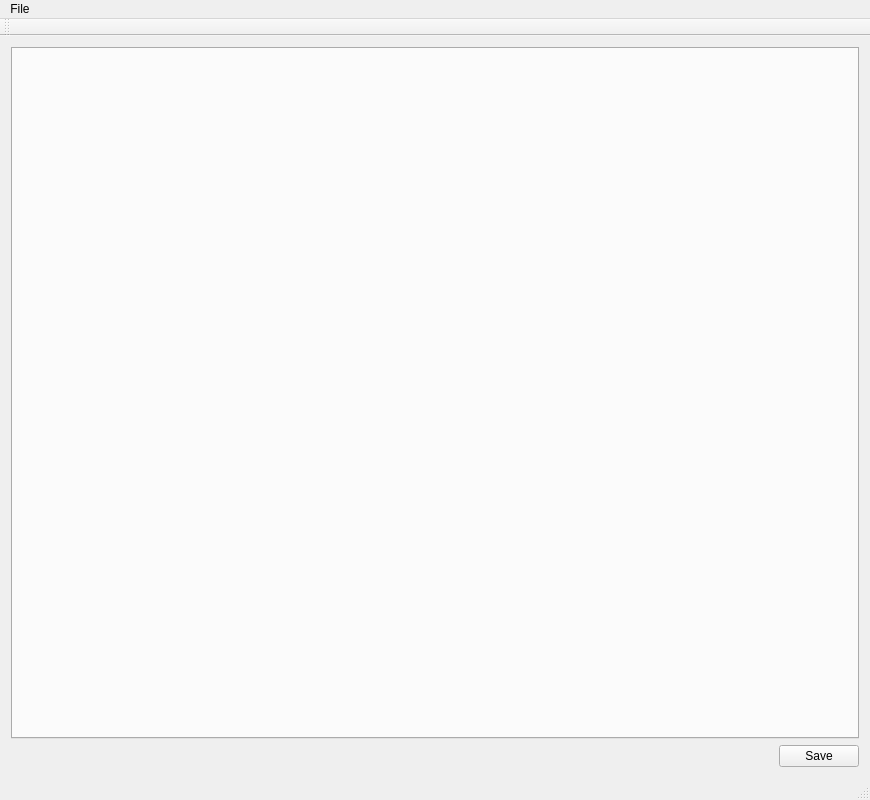
Before: the Qt Designer form QValiData/mainwindow.ui in izw-berlin/QValiData, drawn with Qt 5.
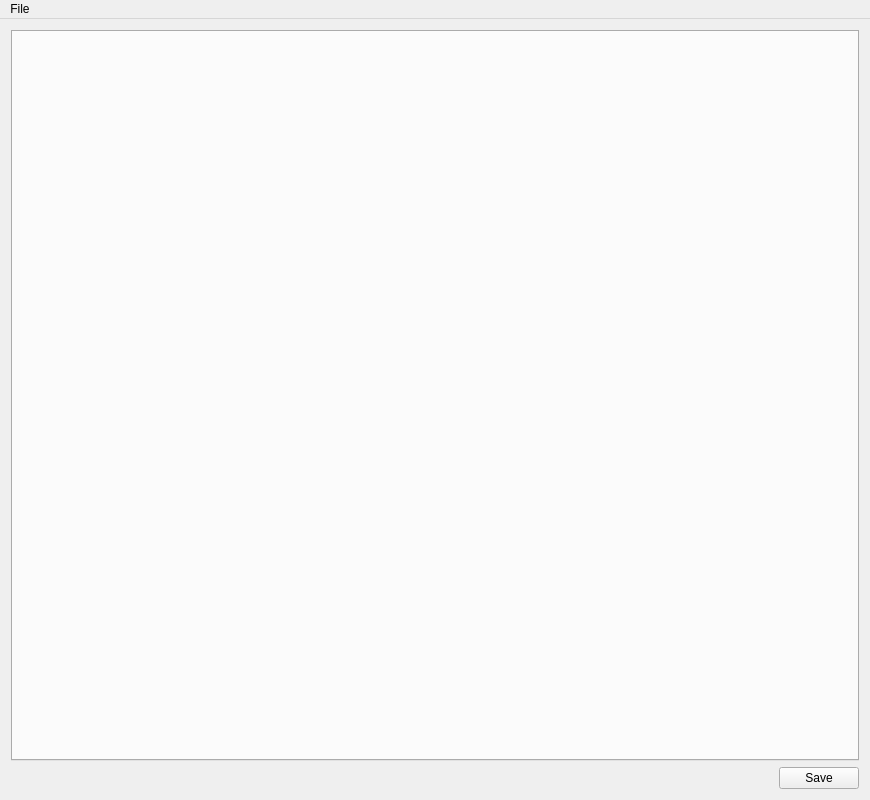
After: the same form once the commit is applied.

Commit message: Remove status and tool bars

```diff
--- a/QValiData/mainwindow.ui
+++ b/QValiData/mainwindow.ui
@@ -71,15 +71,6 @@
    </widget>
    <addaction name="menuFile"/>
   </widget>
-  <widget class="QToolBar" name="mainToolBar">
-   <attribute name="toolBarArea">
-    <enum>TopToolBarArea</enum>
-   </attribute>
-   <attribute name="toolBarBreak">
-    <bool>false</bool>
-   </attribute>
-  </widget>
-  <widget class="QStatusBar" name="statusBar"/>
   <action name="actionNew">
    <property name="text">
     <string>New</string>
```
